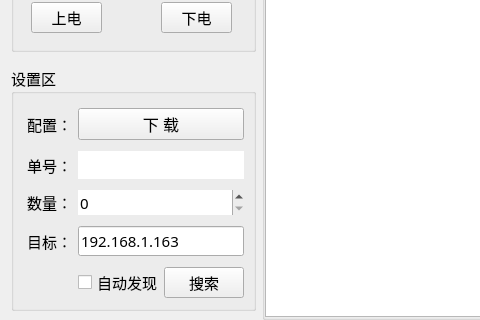
Before: the Qt Designer form ip_fvt/home/home_workwid.ui in ChinaClever/IP-Tools, drawn with Qt 5; both pictures show x 0 to 480 and y 179 to 499 of the 1108 by 499 pixel window.
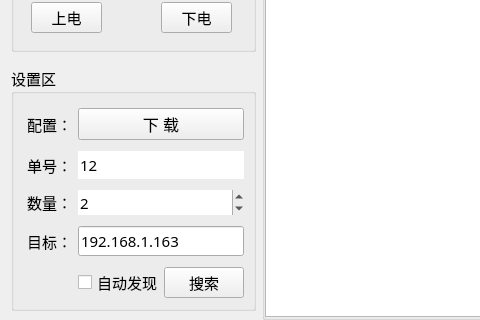
After: the same form once the commit is applied.

Patch:
```diff
--- a/ip_fvt/home/home_workwid.ui
+++ b/ip_fvt/home/home_workwid.ui
@@ -622,7 +622,7 @@
       <item row="1" column="1" colspan="2">
        <widget class="QLineEdit" name="userEdit">
         <property name="text">
-         <string/>
+         <string>12</string>
         </property>
         <property name="frame">
          <bool>false</bool>
@@ -706,7 +706,7 @@
          <enum>QAbstractSpinBox::DefaultStepType</enum>
         </property>
         <property name="value">
-         <number>0</number>
+         <number>2</number>
         </property>
        </widget>
       </item>
```
